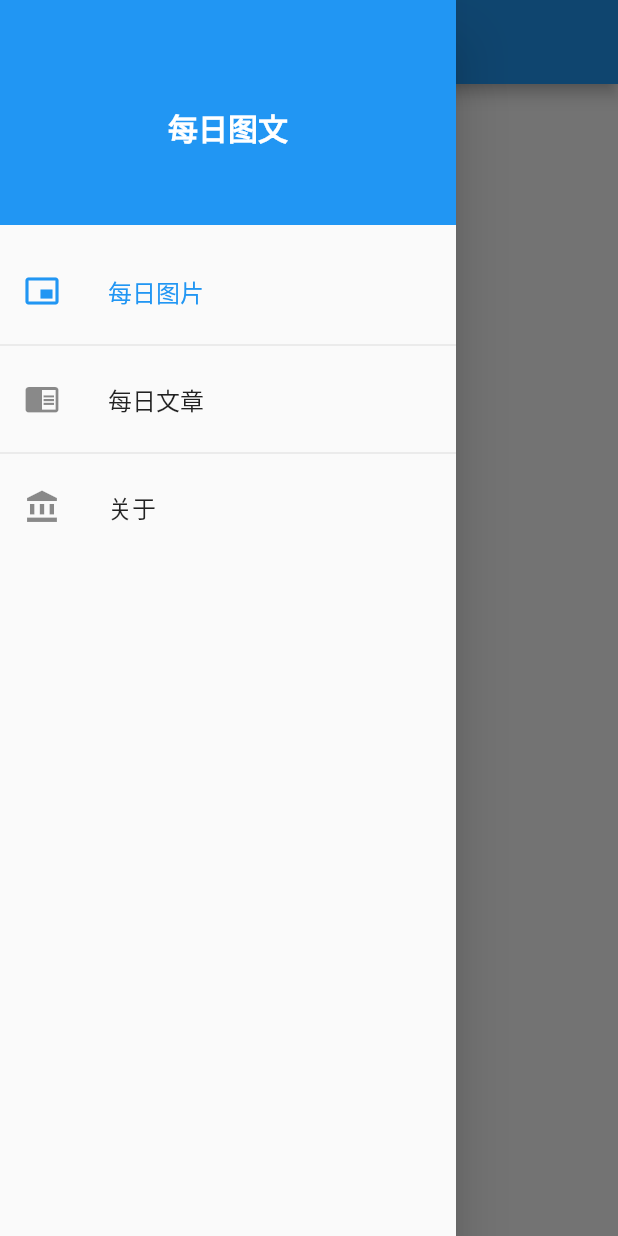
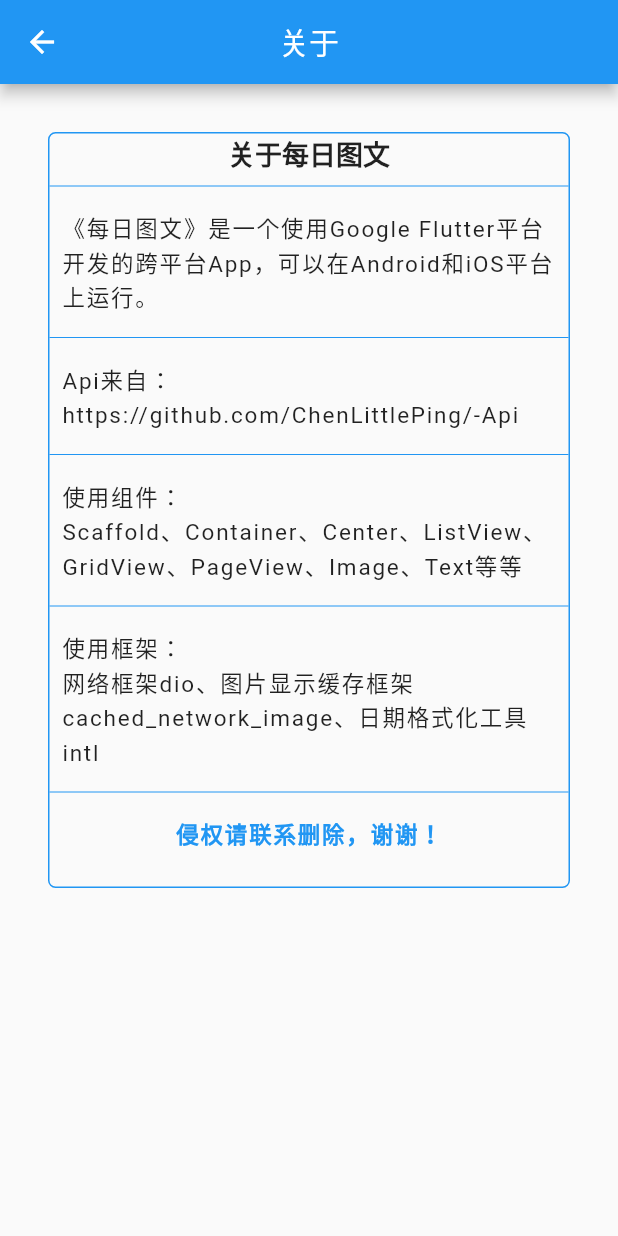
Before and after one commit to ChenLittlePing/Daily, a Flutter app: the screen it shows after launch, in the side drawer, after a tap on "关于", on a phone screen of 412 x 824 dp. Run offline on Flutter 3.47's test engine with Material 2 defaults, Android fonts, the phone set to English and light mode, and no system bars; our stand-ins replace cached_network_image, dio.

Commit message:
1.新增关于页面

```diff
--- a/lib/main.dart
+++ b/lib/main.dart
@@ -1,7 +1,8 @@
 import 'dart:async';
 
 import 'package:daily/bean/tc_item.dart';
-import 'package:daily/net/tcSev/tc_api.dart';
+import 'package:daily/net/api_tc/tc_api.dart';
+import 'package:daily/ui/about/about.dart';
 import 'package:daily/ui/article/article_page.dart';
 import 'package:daily/ui/photo/photo_ppt.dart';
 import 'package:daily/ui/photo/photo_list.dart';
@@ -105,7 +106,8 @@ class _HomePageState extends State<_HomePage> {
             itemCount: count,
             itemBuilder: (context, index) {
               scaffoldContext = context;
-              if (items.length > 0 && index >= items.length - 1) {// 自动加载更多
+              if (items.length > 0 && index >= items.length - 1) {
+                // 自动加载更多
                 _getNews(curPage, nextId);
               }
               return GestureDetector(
@@ -208,8 +210,9 @@ class _HomePageState extends State<_HomePage> {
 
   void _getNewFail(error) {
     if (scaffoldContext != null) {
-      Scaffold.of(scaffoldContext).showSnackBar(
-          new SnackBar(content: new Text(error)));
+      Scaffold
+          .of(scaffoldContext)
+          .showSnackBar(new SnackBar(content: new Text(error)));
     }
   }
 
@@ -230,7 +233,10 @@ class _HomePageState extends State<_HomePage> {
     _navTo(ArticlePage());
   }
 
-  void _clickAbout() {}
+  void _clickAbout() {
+    Navigator.pop(context);
+    _navTo(About());
+  }
 
   void _navTo(Widget widget) {
     Navigator.of(context).push(new MaterialPageRoute(builder: (context) {
--- a/lib/net/articleSev/article_api.dart
+++ b/lib/net/api_article/article_api.dart
@@ -1,6 +1,6 @@
 
 
-import 'package:daily/net/articleSev/article_request.dart';
+import 'package:daily/net/api_article/article_request.dart';
 import 'package:daily/net/base/response_cb.dart';
 
 class ArticleApi {
--- a/lib/net/tcSev/tc_api.dart
+++ b/lib/net/api_tc/tc_api.dart
@@ -1,5 +1,5 @@
 
-import 'package:daily/net/tcSev/tc_request.dart';
+import 'package:daily/net/api_tc/tc_request.dart';
 
 class TCApi {
   void getNew(int page, String postId, Function success, Function fail) {
--- /dev/null
+++ b/lib/ui/about/about.dart
@@ -0,0 +1,80 @@
+import 'package:flutter/material.dart';
+
+class About extends StatelessWidget {
+  @override
+  Widget build(BuildContext context) {
+    return Scaffold(
+        appBar: new AppBar(title: Text("关于"), centerTitle: true),
+        body: SingleChildScrollView(
+            child: Container(
+          margin: EdgeInsets.all(32.0),
+          decoration: BoxDecoration(
+              borderRadius: BorderRadius.circular(5.0),
+              border: new Border.all(
+                color: Colors.blue,
+                width: 1.0,
+              )),
+          child: Center(
+              child: Column(
+                  crossAxisAlignment: CrossAxisAlignment.start,
+                  children: <Widget>[
+                Center(
+                  child: Text("关于每日图文",
+                      style: TextStyle(
+                          fontSize: 18.0,
+                          fontWeight: FontWeight.bold,
+                          height: 1.5)),
+                ),
+                Divider(
+                  color: Colors.blue,
+                ),
+                Container(
+                    margin: EdgeInsets.all(8.0),
+                    child: Text(
+                        "《每日图文》是一个使用Google Flutter平台开发的跨平台App，可以在Android和iOS平台上运行。",
+                        style: TextStyle(
+                            fontSize: 15.0, height: 1.5, letterSpacing: 1.2))),
+                Divider(
+                  color: Colors.blue,
+                ),
+                Container(
+                    margin: EdgeInsets.all(8.0),
+                    child: Text(
+                        "Api来自：\nhttps://github.com/ChenLittlePing/-Api",
+                        style: TextStyle(
+                            fontSize: 15.0, height: 1.5, letterSpacing: 1.2))),
+                Divider(
+                  color: Colors.blue,
+                ),
+                Container(
+                    margin: EdgeInsets.all(8.0),
+                    child: Text(
+                        "使用组件：\nScaffold、Container、Center、ListView、GridView、PageView、Image、Text等等",
+                        style: TextStyle(
+                            fontSize: 15.0, height: 1.5, letterSpacing: 1.2))),
+                Divider(
+                  color: Colors.blue,
+                ),
+                Container(
+                    margin: EdgeInsets.all(8.0),
+                    child: Text(
+                        "使用框架：\n网络框架dio、图片显示缓存框架cached_network_image、日期格式化工具intl",
+                        style: TextStyle(
+                            fontSize: 15.0, height: 1.5, letterSpacing: 1.2))),
+                Divider(
+                  color: Colors.blue,
+                ),
+                Container(
+                    alignment: Alignment.center,
+                    margin: EdgeInsets.fromLTRB(8.0, 8.0, 8.0, 24.0),
+                    child: Text("侵权请联系删除，谢谢！",
+                        style: TextStyle(
+                            fontSize: 15.0,
+                            height: 1.5,
+                            fontWeight: FontWeight.bold,
+                            letterSpacing: 1.2,
+                            color: Colors.blue)))
+              ])),
+        )));
+  }
+}
--- a/lib/ui/article/article_list.dart
+++ b/lib/ui/article/article_list.dart
@@ -1,6 +1,6 @@
 import 'package:cached_network_image/cached_network_image.dart';
 import 'package:daily/bean/article.dart';
-import 'package:daily/net/articleSev/article_api.dart';
+import 'package:daily/net/api_article/article_api.dart';
 import 'package:daily/ui/article/article_detail.dart';
 import 'package:flutter/material.dart';
 
--- a/lib/ui/article/article_page.dart
+++ b/lib/ui/article/article_page.dart
@@ -1,5 +1,5 @@
 import 'package:daily/bean/article.dart';
-import 'package:daily/net/articleSev/article_api.dart';
+import 'package:daily/net/api_article/article_api.dart';
 import 'package:daily/utils/date.dart';
 import 'package:flutter/material.dart';
 
```
Also changed, not shown: lib/net/api_article/article_request.dart (renamed from lib/net/articleSev/article_request.dart), lib/net/api_tc/tc_request.dart (renamed from lib/net/tcSev/tc_request.dart).
